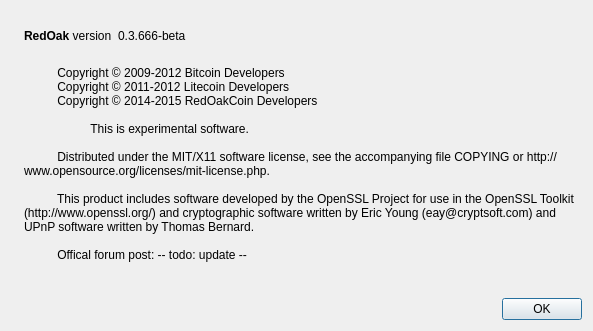
Above: src/qt/forms/aboutdialog.ui from RedOakCoin/RedOakTestNet before the change. Below: the same form after it.
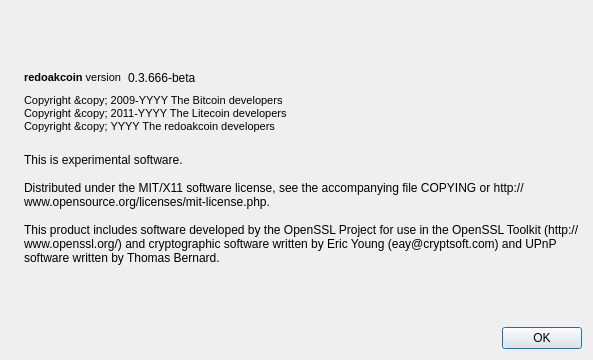
That is the form after the change. Icons and pictures are not drawn.

The edit to the form file:
```diff
--- a/src/qt/forms/aboutdialog.ui
+++ b/src/qt/forms/aboutdialog.ui
@@ -7,7 +7,7 @@
     <x>0</x>
     <y>0</y>
     <width>593</width>
-    <height>331</height>
+    <height>360</height>
    </rect>
   </property>
   <property name="windowTitle">
@@ -50,7 +50,11 @@
           <cursorShape>IBeamCursor</cursorShape>
          </property>
          <property name="text">
-          <string>&lt;html&gt;&lt;head/&gt;&lt;body&gt;&lt;p&gt;&lt;span style=&quot; font-weight:600;&quot;&gt;RedOak&lt;/span&gt; version&lt;/p&gt;&lt;/body&gt;&lt;/html&gt;</string>
+          <string>&lt;!DOCTYPE HTML PUBLIC &quot;-//W3C//DTD HTML 4.0//EN&quot; &quot;http://www.w3.org/TR/REC-html40/strict.dtd&quot;&gt;
+&lt;html&gt;&lt;head&gt;&lt;meta name=&quot;qrichtext&quot; content=&quot;1&quot; /&gt;&lt;style type=&quot;text/css&quot;&gt;
+p, li { white-space: pre-wrap; }
+&lt;/style&gt;&lt;/head&gt;&lt;body style=&quot; font-family:'MS Shell Dlg 2'; font-size:8.25pt; font-weight:400; font-style:normal;&quot;&gt;
+&lt;p style=&quot; margin-top:0px; margin-bottom:0px; margin-left:0px; margin-right:0px; -qt-block-indent:0; text-indent:0px;&quot;&gt;&lt;span style=&quot; font-weight:600;&quot;&gt;redoakcoin&lt;/span&gt; version&lt;/p&gt;&lt;/body&gt;&lt;/html&gt;</string>
          </property>
          <property name="textInteractionFlags">
           <set>Qt::LinksAccessibleByMouse|Qt::TextSelectableByKeyboard|Qt::TextSelectableByMouse</set>
@@ -65,9 +69,6 @@
          <property name="text">
           <string notr="true">0.3.666-beta</string>
          </property>
-         <property name="textFormat">
-          <enum>Qt::RichText</enum>
-         </property>
          <property name="textInteractionFlags">
           <set>Qt::LinksAccessibleByMouse|Qt::TextSelectableByKeyboard|Qt::TextSelectableByMouse</set>
          </property>
@@ -88,6 +89,28 @@
        </item>
       </layout>
      </item>
+     <item>
+      <widget class="QLabel" name="copyrightLabel">
+       <property name="cursor">
+        <cursorShape>IBeamCursor</cursorShape>
+       </property>
+       <property name="text">
+        <string notr="true">&lt;!DOCTYPE HTML PUBLIC &quot;-//W3C//DTD HTML 4.0//EN&quot; &quot;http://www.w3.org/TR/REC-html40/strict.dtd&quot;&gt;
+&lt;html&gt;&lt;head&gt;&lt;meta name=&quot;qrichtext&quot; content=&quot;1&quot; /&gt;&lt;style type=&quot;text/css&quot;&gt;
+p, li { white-space: pre-wrap; }
+&lt;/style&gt;&lt;/head&gt;&lt;body style=&quot; font-family:'MS Shell Dlg 2'; font-size:8.25pt; font-weight:400; font-style:normal;&quot;&gt;
+&lt;p style=&quot; margin-top:0px; margin-bottom:0px; margin-left:0px; margin-right:0px; -qt-block-indent:0; text-indent:0px;&quot;&gt;&lt;span style=&quot; font-size:8pt;&quot;&gt;Copyright &amp;amp;copy; 2009-YYYY The Bitcoin developers&lt;/span&gt;&lt;/p&gt;
+&lt;p style=&quot; margin-top:0px; margin-bottom:0px; margin-left:0px; margin-right:0px; -qt-block-indent:0; text-indent:0px;&quot;&gt;&lt;span style=&quot; font-size:8pt;&quot;&gt;Copyright &amp;amp;copy; 2011-YYYY The Litecoin developers&lt;/span&gt;&lt;/p&gt;
+&lt;p style=&quot; margin-top:0px; margin-bottom:0px; margin-left:0px; margin-right:0px; -qt-block-indent:0; text-indent:0px;&quot;&gt;&lt;span style=&quot; font-size:8pt;&quot;&gt;Copyright &amp;amp;copy; YYYY The redoakcoin developers&lt;/span&gt;&lt;/p&gt;&lt;/body&gt;&lt;/html&gt;</string>
+       </property>
+       <property name="textFormat">
+        <enum>Qt::RichText</enum>
+       </property>
+       <property name="textInteractionFlags">
+        <set>Qt::LinksAccessibleByMouse|Qt::TextSelectableByKeyboard|Qt::TextSelectableByMouse</set>
+       </property>
+      </widget>
+     </item>
      <item>
       <widget class="QLabel" name="label_2">
        <property name="cursor">
@@ -95,18 +118,11 @@
        </property>
        <property name="text">
         <string>
-          Copyright © 2009-2012 Bitcoin Developers
-          Copyright © 2011-2012 Litecoin Developers
-          Copyright © 2014-2015 RedOakCoin Developers
+This is experimental software.
 
-                    This is experimental software.
+Distributed under the MIT/X11 software license, see the accompanying file COPYING or http://www.opensource.org/licenses/mit-license.php.
 
-          Distributed under the MIT/X11 software license, see the accompanying file COPYING or http://www.opensource.org/licenses/mit-license.php.
-
-          This product includes software developed by the OpenSSL Project for use in the OpenSSL Toolkit (http://www.openssl.org/) and cryptographic software written by Eric Young (eay@cryptsoft.com) and UPnP software written by Thomas Bernard.
-
-          Offical forum post: -- todo: update --
-        </string>
+This product includes software developed by the OpenSSL Project for use in the OpenSSL Toolkit (http://www.openssl.org/) and cryptographic software written by Eric Young (eay@cryptsoft.com) and UPnP software written by Thomas Bernard.</string>
        </property>
        <property name="wordWrap">
         <bool>true</bool>
```
Left out of the diff: 2 changed lines with no effect on the pictures.
